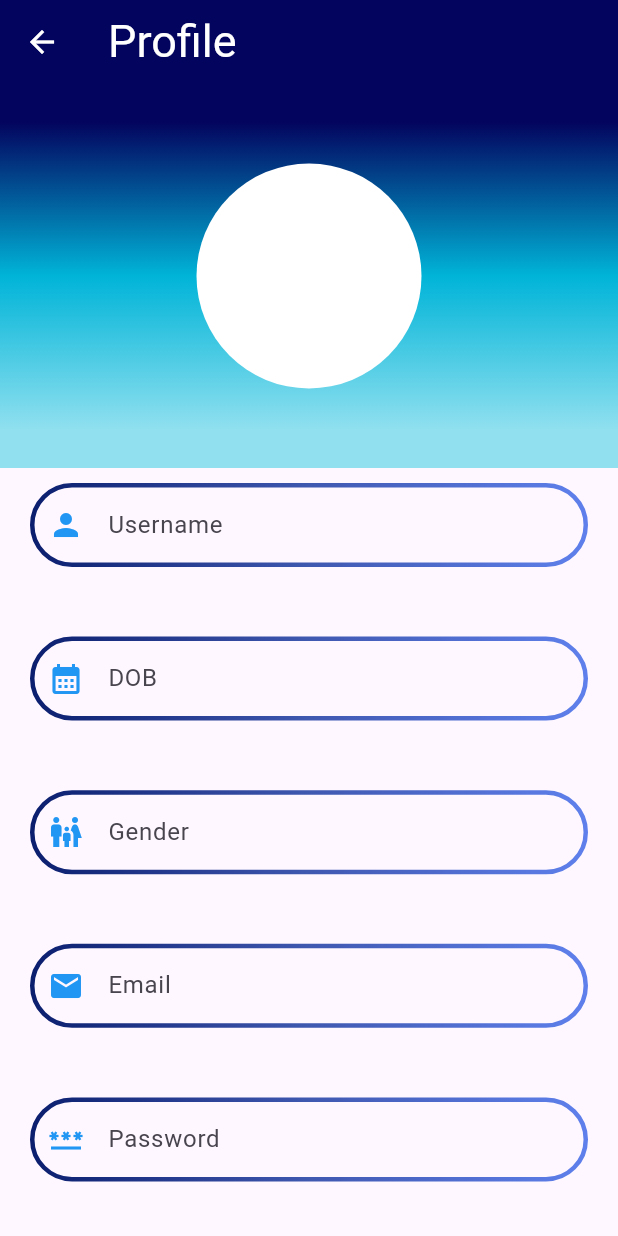
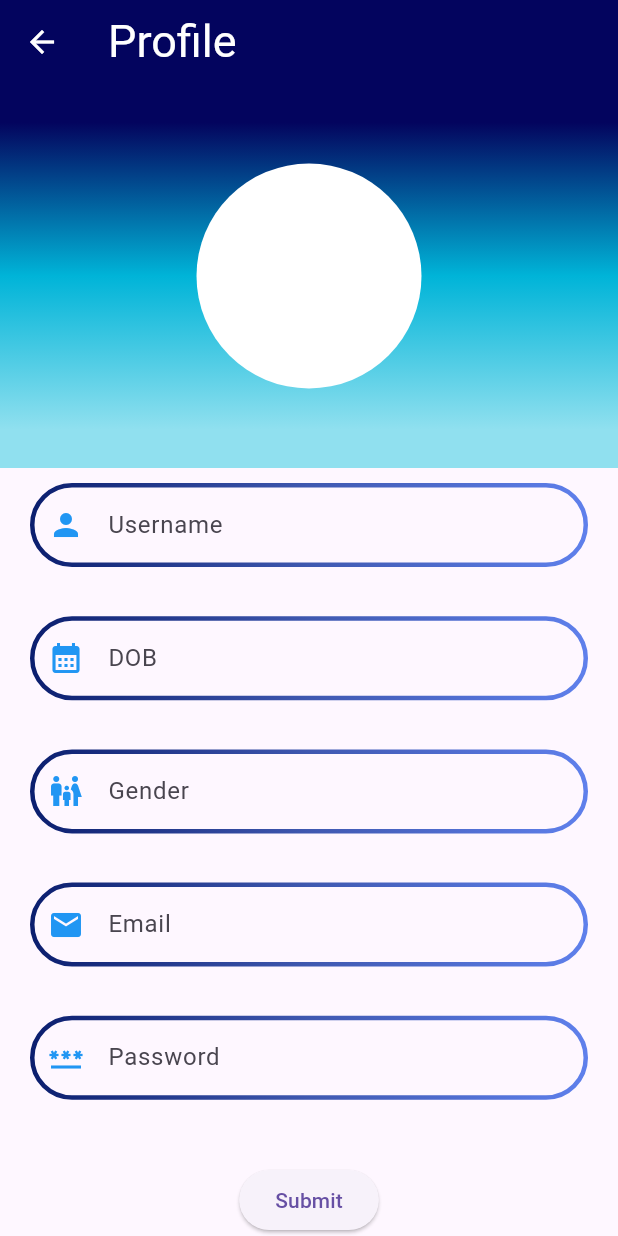
Before and after one commit to Google-Solutions-Challenge/PharmaQuill-App, a Flutter app: the SignUp screen opened by its route, on a phone screen of 412 x 824 dp. Run offline on Flutter 3.47's test engine with Material 3 defaults, Android fonts, the phone set to English and light mode, and no system bars; our stand-ins replace gradient_borders.

Commit message:
Returned text

```diff
--- a/pharmaquill/lib/components/signup.dart
+++ b/pharmaquill/lib/components/signup.dart
@@ -9,6 +9,13 @@ class SignUp extends StatefulWidget {
 }
 
 class _SignUpState extends State<SignUp> {
+  // Controllers to capture user input
+  final TextEditingController _usernameController = TextEditingController();
+  final TextEditingController _dobController = TextEditingController();
+  final TextEditingController _genderController = TextEditingController();
+  final TextEditingController _emailController = TextEditingController();
+  final TextEditingController _passwordController = TextEditingController();
+
   @override
   Widget build(BuildContext context) {
     return Scaffold(
@@ -25,7 +32,9 @@ class _SignUpState extends State<SignUp> {
         children: [
           Expanded(
             flex: 1,
-                child: Stack(alignment: Alignment.center, children: [
+            child: Stack(
+              alignment: Alignment.center,
+              children: [
                 Container(
                   decoration: const BoxDecoration(
                     gradient: LinearGradient(
@@ -47,7 +56,9 @@ class _SignUpState extends State<SignUp> {
                       color: Colors.white,
                       borderRadius: BorderRadius.all(Radius.circular(100))),
                 )
-                ])),
+              ],
+            ),
+          ),
           Expanded(
             flex: 2,
             child: Container(
@@ -56,32 +67,68 @@ class _SignUpState extends State<SignUp> {
                 mainAxisAlignment: MainAxisAlignment.center,
                 children: [
                   Expanded(
-                      child: _buildTextField("Username", Icons.person),
+                    child: _buildTextField(
+                        "Username", Icons.person, _usernameController),
                   ),
                   Expanded(
-                      child: _buildTextField("DOB", Icons.calendar_month),
+                    child: _buildTextField(
+                        "DOB", Icons.calendar_month, _dobController),
                   ),
                   Expanded(
-                      child: _buildTextField("Gender", Icons.family_restroom),
+                    child: _buildTextField(
+                        "Gender", Icons.family_restroom, _genderController),
                   ),
                   Expanded(
-                      child: _buildTextField("Email", Icons.email),
+                    child:
+                        _buildTextField("Email", Icons.email, _emailController),
                   ),
                   Expanded(
-                      child: _buildTextField("Password", Icons.password),
+                    child: _buildTextField(
+                        "Password", Icons.password, _passwordController),
+                  ),
+                  SizedBox(
+                      height: 20), // Add some space between fields and button
+                  ElevatedButton(
+                    onPressed: () {
+                      // Collect user input data
+                      String username = _usernameController.text;
+                      String dob = _dobController.text;
+                      String gender = _genderController.text;
+                      String email = _emailController.text;
+                      String password = _passwordController.text;
+
+                      // Print user inputs to the console
+                      print('\x1B[33mUsername: \x1B[0m$username');
+                      print('\x1B[33mDOB: \x1B[0m$dob');
+                      print('\x1B[33mGender: \x1B[0m$gender');
+                      print('\x1B[33mEmail: \x1B[0m$email');
+                      print('\x1B[33mPassword: \x1B[0m$password');
+                      print('\x1B[32mSending data to MongoDB...\x1B[0m');
+                      print('------------------------');
+                      // Pass the data to another function
+                      sendDataToMongoDB(username, dob, gender, email, password);
+
+                      // Navigate to SignUp state
+                      Navigator.pushReplacementNamed(context, '/signup');
+                    },
+                    child: Text('Submit'),
                   ),
                 ],
               ),
             ),
           ),
         ],
-        ));
+      ),
+    );
   }
 
-  Widget _buildTextField(String hintText, IconData icon) {
+  // Function to build a customized TextField
+  Widget _buildTextField(
+      String hintText, IconData icon, TextEditingController controller) {
     return Padding(
       padding: const EdgeInsets.symmetric(horizontal: 20, vertical: 10),
       child: TextField(
+        controller: controller,
         decoration: InputDecoration(
           hintText: hintText,
           prefixIcon: Icon(
@@ -95,8 +142,23 @@ class _SignUpState extends State<SignUp> {
               Color.fromARGB(255, 11, 30, 110),
               Color.fromARGB(255, 63, 88, 176),
               Color.fromARGB(255, 95, 128, 236),
-                ]))),
+            ]),
+          ),
+        ),
       ),
     );
   }
+
+  // Function to handle data before storing in MongoDB
+  void sendDataToMongoDB(String username, String dob, String gender,
+      String email, String password) {
+    // Here you can perform any operation with the collected data before storing it in MongoDB
+    // For demonstration, let's just print the data in a readable format
+    print('Username: $username');
+    print('DOB: $dob');
+    print('Gender: $gender');
+    print('Email: $email');
+    print('Password: $password');
+    print('------------------------');
   }
+}
--- a/pharmaquill/lib/main.dart
+++ b/pharmaquill/lib/main.dart
@@ -7,7 +7,7 @@ void main() {
 }
 
 class MyApp extends StatelessWidget {
-  const MyApp({super.key});
+  const MyApp({Key? key}) : super(key: key);
 
   @override
   Widget build(BuildContext context) {
```
Lines whose indentation alone changed are shown as unchanged.
